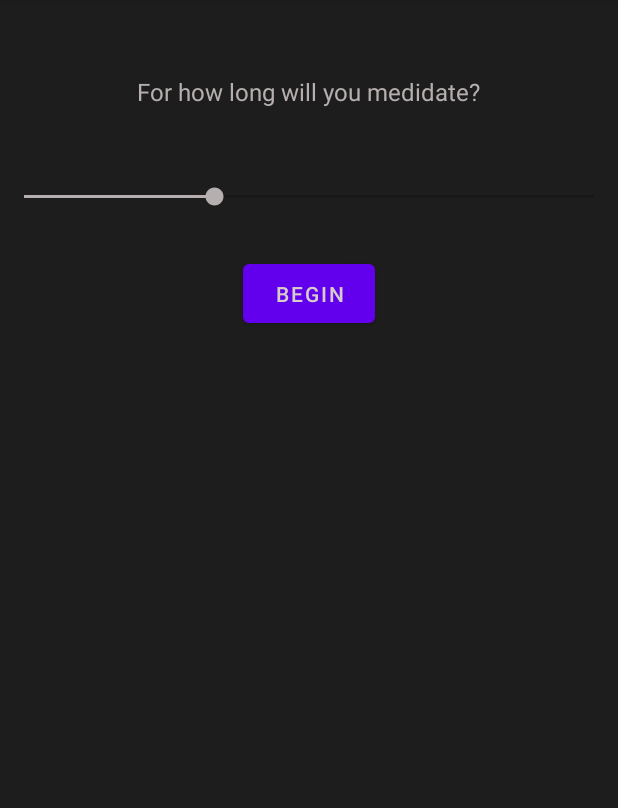
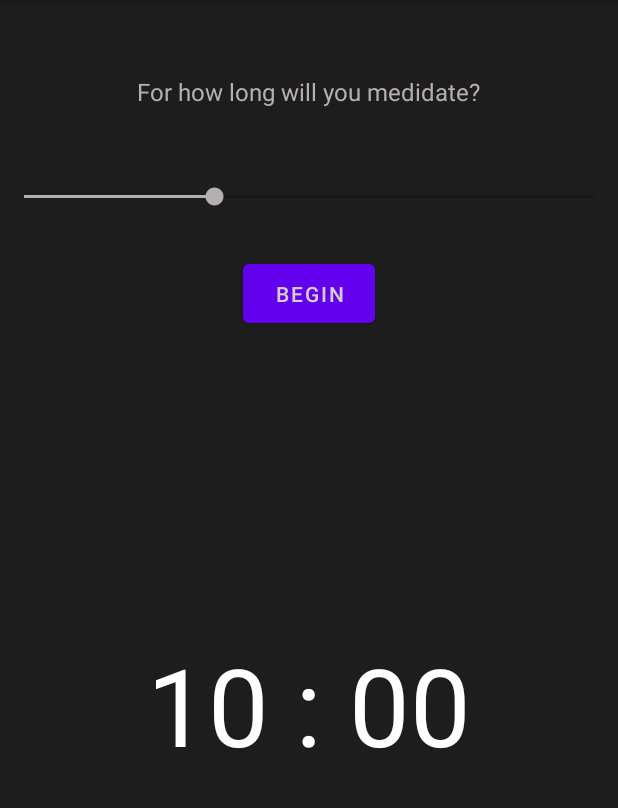
Before and after one commit to GuiHeurich/simple-meditation, an Android app: the screen it shows after launch (MainActivity), on a phone screen of 412 x 824 dp, the part 84-892 px from its top. Run offline under Robolectric (Android 15) with nearby library versions, the light colour scheme and no system bars; our stand-ins replace data binding.

Commit message:
Apply data binding for minutes display

```diff
--- a/app/build.gradle
+++ b/app/build.gradle
@@ -29,6 +29,10 @@ android {
     kotlinOptions {
         jvmTarget = '1.8'
     }
+
+    dataBinding {
+        enabled = true
+    }
 }
 
 dependencies {
--- a/app/src/main/java/com/example/simplemeditation/MainActivity.kt
+++ b/app/src/main/java/com/example/simplemeditation/MainActivity.kt
@@ -3,47 +3,45 @@ package com.example.simplemeditation
 import android.media.MediaPlayer
 import android.os.Bundle
 import android.os.CountDownTimer
-import android.widget.Button
 import android.widget.SeekBar
-import android.widget.TextView
 import androidx.appcompat.app.AppCompatActivity
+import androidx.databinding.DataBindingUtil
+import com.example.simplemeditation.databinding.ActivityMainBinding
 
 class MainActivity : AppCompatActivity() {
 
     lateinit var mp: MediaPlayer
+    private lateinit var binding: ActivityMainBinding
     private var currentBell = mutableListOf(R.raw.bell)
-    private var countDownTimer : CountDownTimer? = null
+    private var countDownTimer: CountDownTimer? = null
+    private val displayMinutes: Minutes = Minutes("10 : 00")
 
     override fun onCreate(savedInstanceState: Bundle?) {
         super.onCreate(savedInstanceState)
-        setContentView(R.layout.activity_main)
+        binding = DataBindingUtil.setContentView(this, R.layout.activity_main)
+        binding.displayMinutes = displayMinutes
 
-        val beginButton: Button = findViewById<Button>(R.id.beginButton)
-        val counterTextView: TextView = findViewById<TextView>(R.id.counterTextView)
-        val minutesBar: SeekBar = findViewById<SeekBar>(R.id.minutesBar)
-
-        minutesBar.setOnSeekBarChangeListener(object :
+        binding.minutesBar.setOnSeekBarChangeListener(object :
             SeekBar.OnSeekBarChangeListener {
-            override fun onProgressChanged(seek: SeekBar,
-                                           progress: Int, fromUser: Boolean) {
-                val selectedValue = minutesBar.progress.toString()
-                counterTextView.text = "$selectedValue : 00"
+            override fun onProgressChanged(
+                seek: SeekBar,
+                progress: Int, fromUser: Boolean
+            ) {
+                binding.apply {
+                    val selectedValue = progress.toString()
+                    displayMinutes?.initialMinutes = "$selectedValue : 00"
+                    invalidateAll()
+                }
             }
 
-            override fun onStartTrackingTouch(seek: SeekBar) {
-                val selectedValue = minutesBar.progress.toString()
-                counterTextView.text = "$selectedValue : 00"
-            }
+            override fun onStartTrackingTouch(seek: SeekBar) {}
+            override fun onStopTrackingTouch(seek: SeekBar) {}
+        })
 
-            override fun onStopTrackingTouch(seek: SeekBar) {
-                val selectedValue = minutesBar.progress.toString()
-                counterTextView.text = "$selectedValue : 00"
-            }
-        })
         fun playBell(id: Int) {
             mp = MediaPlayer.create(this, id)
             mp.start()
-            }
+        }
 
         fun startCounter(secondsRemaining: Long) {
             countDownTimer = object : CountDownTimer(secondsRemaining * 60000, 1000) {
@@ -57,30 +55,30 @@ class MainActivity : AppCompatActivity() {
 
                     val elapsedSeconds = diff / secondsInMilli
 
-                    if (elapsedSeconds < 10 ) {
-                        counterTextView.text = "$elapsedMinutes : 0$elapsedSeconds"
+                    if (elapsedSeconds < 10) {
+                        binding.counterTextView.text = "$elapsedMinutes : 0$elapsedSeconds"
                     } else {
-                        counterTextView.text = "$elapsedMinutes : $elapsedSeconds"
+                        binding.counterTextView.text = "$elapsedMinutes : $elapsedSeconds"
                     }
                 }
 
                 override fun onFinish() {
-                    counterTextView.text = "Namaste"
+                    binding.counterTextView.text = "Namaste"
                     playBell(id = currentBell[0])
                 }
             }.start()
         }
 
         fun stopCountDownTimer() {
-            if ( countDownTimer != null) {
+            if (countDownTimer != null) {
                 countDownTimer!!.cancel()
             }
         }
 
-        beginButton.setOnClickListener {
+        binding.beginButton.setOnClickListener {
             stopCountDownTimer()
             playBell(id = currentBell[0])
-            startCounter(secondsRemaining = minutesBar.progress.toLong())
+            startCounter(secondsRemaining = binding.minutesBar.progress.toLong())
         }
 
 
--- /dev/null
+++ b/app/src/main/java/com/example/simplemeditation/Minutes.kt
@@ -0,0 +1,5 @@
+package com.example.simplemeditation
+
+data class Minutes(var initialMinutes: String) {
+
+}
--- a/app/src/main/res/layout/activity_main.xml
+++ b/app/src/main/res/layout/activity_main.xml
@@ -1,6 +1,13 @@
 <?xml version="1.0" encoding="utf-8"?>
-<layout xmlns:android="http://schemas.android.com/apk/res/android"
+<layout
+    xmlns:android="http://schemas.android.com/apk/res/android"
     xmlns:tools="http://schemas.android.com/tools">
+
+    <data>
+        <variable
+            name="displayMinutes"
+            type="com.example.simplemeditation.Minutes" />
+    </data>
 
     <LinearLayout
         android:layout_width="match_parent"
@@ -48,6 +55,7 @@
             android:layout_height="wrap_content"
             android:layout_gravity="center_horizontal"
             android:paddingTop="200dp"
+            android:text="@={displayMinutes.initialMinutes}"
             android:paddingBottom="50dp"
             android:textColor="#FFFFFF"
             android:textSize="72sp" />
```
